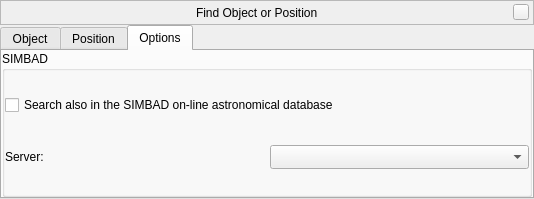
Old version of the form src/gui/searchDialogGui.ui in the repository 519984307/stellarium_src.
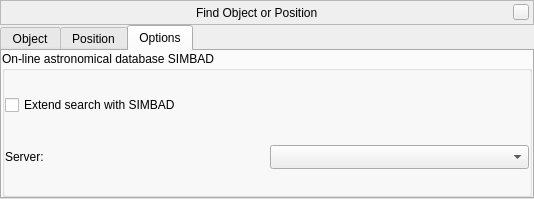
New version of the form. The open tabs and pages were chosen to show the change. Icons and pictures are not drawn. Custom widgets are drawn as their Qt base class.

Commit message: update options for search tool

Diff of the .ui file:
```diff
--- a/src/gui/searchDialogGui.ui
+++ b/src/gui/searchDialogGui.ui
@@ -691,7 +691,7 @@
        <item>
         <widget class="QGroupBox" name="simbadGroupBox">
          <property name="title">
-          <string>SIMBAD</string>
+	  <string>On-line astronomical database SIMBAD</string>
          </property>
          <layout class="QVBoxLayout" name="verticalLayout_5">
           <property name="margin">
@@ -700,7 +700,7 @@
           <item>
            <widget class="QCheckBox" name="checkBoxUseSimbad">
             <property name="text">
-             <string>Search also in the SIMBAD on-line astronomical database</string>
+	     <string>Extend search with SIMBAD</string>
             </property>
            </widget>
           </item>
```
